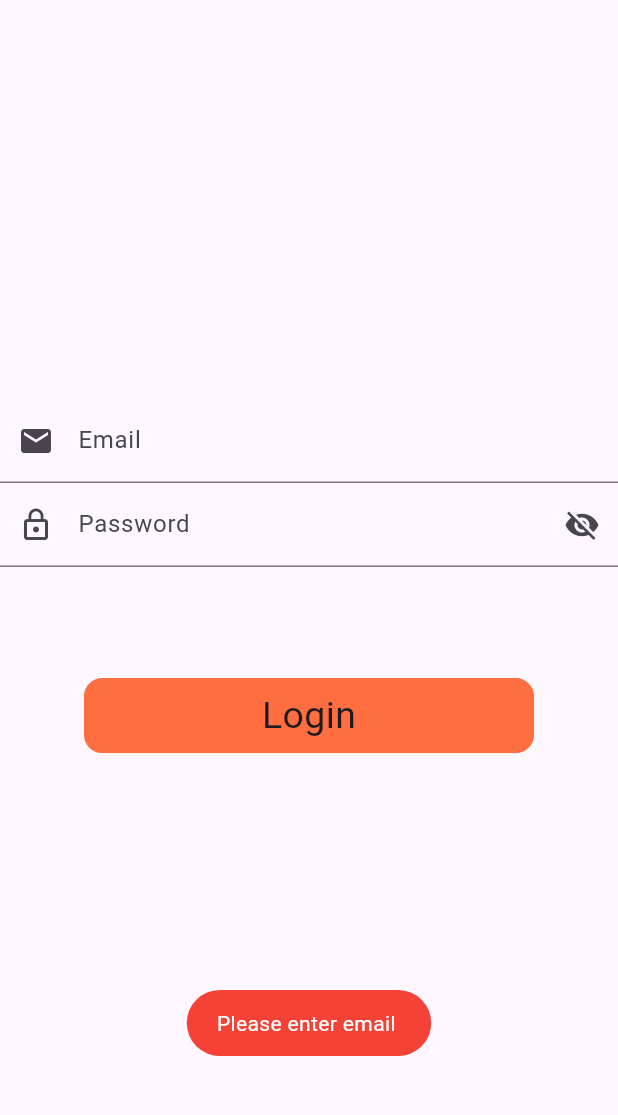
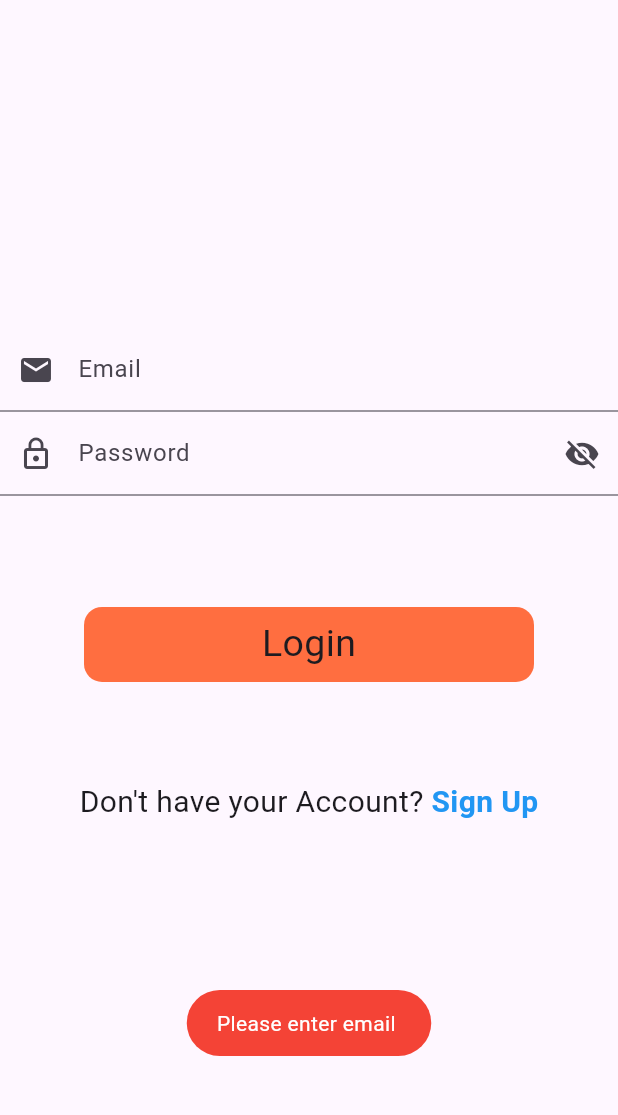
Before and after one commit to milan0122/MVVM_Learning, a Flutter app: the screen it shows after launch, after a tap on "Login", on a phone screen of 412 x 824 dp, the part 84-1199 px from its top. Run offline on Flutter 3.47's test engine with Material 3 defaults, Android fonts, the phone set to English and light mode, and no system bars; our stand-ins replace another_flushbar, fluttertoast.

Commit message:
login and signup using api

```diff
--- a/lib/repository/auth_repository.dart
+++ b/lib/repository/auth_repository.dart
@@ -18,9 +18,9 @@ class AuthRepository{
 
   }
 //for signup api
-  Future<dynamic> SignUpApi(dynamic data) async{
+  Future<dynamic> signUpApi(dynamic data) async{
     try{
-      dynamic response  = await _apiServices.getGetApiResponse(AppUrls.registerApi);
+      dynamic response  = await _apiServices.getPostApiResponse(AppUrls.registerApi, data);
       return response;
     }
     catch(e){
--- a/lib/res/app_urls.dart
+++ b/lib/res/app_urls.dart
@@ -2,5 +2,5 @@ class AppUrls{
   static var baseUrl = 'https://reqres.in';
   static var loginUrl = baseUrl + '/api/login';
 
-  static var registerApi  = '/api/register';
+  static var registerApi  = baseUrl+'/api/register';
 }
--- a/lib/utility/routes/routes.dart
+++ b/lib/utility/routes/routes.dart
@@ -3,6 +3,7 @@ import 'package:flutter/material.dart';
 import 'package:mvvm_learnig/utility/routes/routes_name.dart';
 import 'package:mvvm_learnig/view/home_screen.dart';
 import 'package:mvvm_learnig/view/login_screen.dart';
+import 'package:mvvm_learnig/view/signup.dart';
 class Routes{
 
   static Route<dynamic> generateRoute(RouteSettings settings){
@@ -11,6 +12,8 @@ class Routes{
         return MaterialPageRoute(builder: (_)=>HomeScreen());
       case RouteName.login:
         return MaterialPageRoute(builder: (_)=>LoginScreen());
+      case RouteName.signUP:
+        return MaterialPageRoute(builder: (_)=>SignUpScreen());
       default:
         return MaterialPageRoute(builder: (_){
           return Scaffold(
--- a/lib/utility/routes/routes_name.dart
+++ b/lib/utility/routes/routes_name.dart
@@ -1,5 +1,6 @@
 class RouteName{
 
   static const String login  = 'login_screen';
+  static const String signUP  = 'signup_screen';
   static const String home = 'home_screen';
 }
--- a/lib/view/login_screen.dart
+++ b/lib/view/login_screen.dart
@@ -1,8 +1,10 @@
+import 'package:flutter/gestures.dart';
 import 'package:flutter/material.dart';
 import 'package:mvvm_learnig/res/components/round_button.dart';
 import 'package:mvvm_learnig/utility/utils.dart';
 import 'package:mvvm_learnig/view_model/auth_view_model.dart';
 import 'package:provider/provider.dart';
+import 'package:mvvm_learnig/view/signup.dart';
 
 import '../utility/routes/routes_name.dart';
 class LoginScreen extends StatefulWidget {
@@ -103,6 +105,24 @@ class _LoginScreenState extends State<LoginScreen> {
 
               }
             } ),
+            SizedBox(height: height*0.08,),
+            Text.rich(TextSpan(
+              text: 'Don\'t have your Account? ',
+              style: TextStyle(fontSize: 20),
+              children: <TextSpan>[
+                TextSpan(
+                  text: 'Sign Up',
+                  style: const TextStyle(
+                      fontWeight: FontWeight.bold,
+                      color: Colors.blue,
+                      fontSize: 20),
+                  recognizer: TapGestureRecognizer()
+                    ..onTap = () {
+                      Navigator.pushNamed(context, RouteName.signUP);
+                    },
+                )
+              ],
+            ))
           ],
         ),
       )
```
Also changed, not shown: lib/view/signup.dart (added, +131 -0 lines), lib/view_model/auth_view_model.dart (+26 -0 lines), 1 other file.
